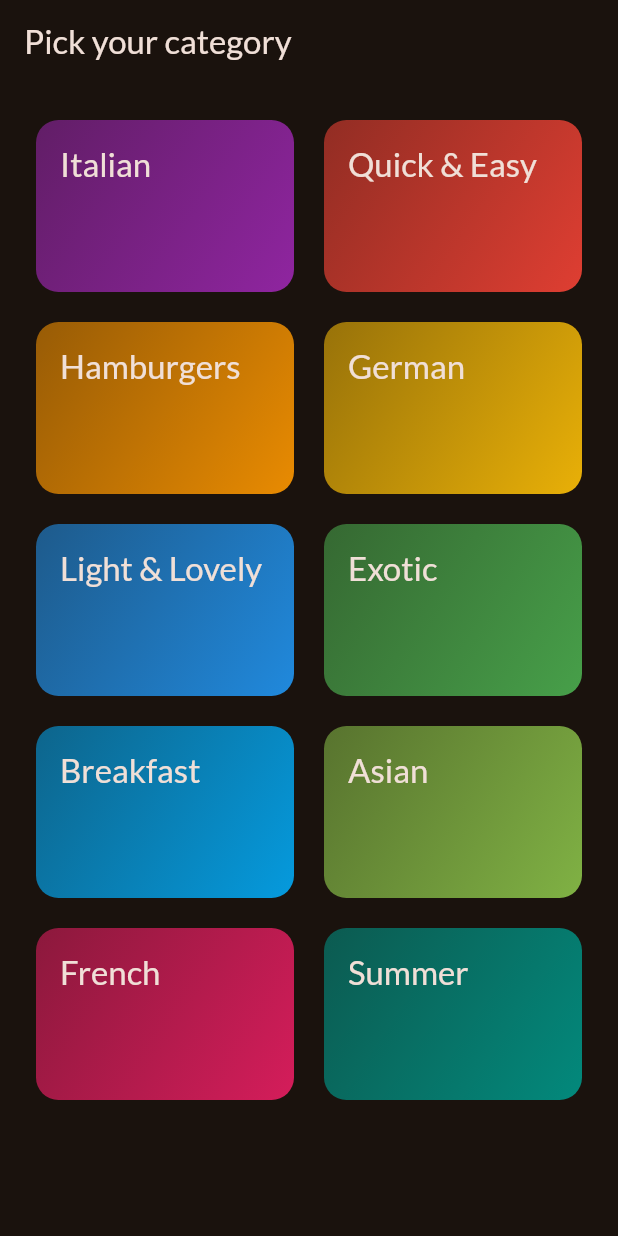
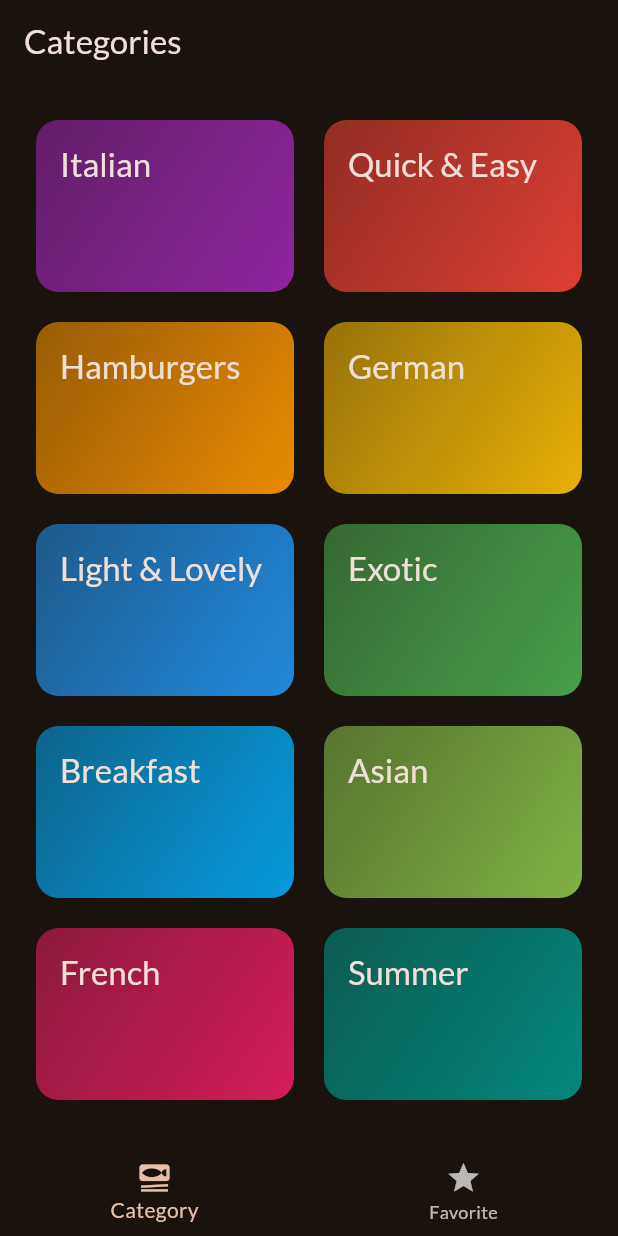
Before and after one commit to hoangminhtran94/meal_apps, a Flutter app: the screen it shows after launch, on a phone screen of 412 x 824 dp. Run offline on Flutter 3.47's test engine with Material 2 defaults, Android fonts, the phone set to English and light mode, and no system bars; our stand-ins replace google_fonts, transparent_image.

Commit message:
added bottom tab bar

```diff
--- a/lib/main.dart
+++ b/lib/main.dart
@@ -2,6 +2,7 @@ import 'package:flutter/material.dart';
 
 import 'package:google_fonts/google_fonts.dart';
 import 'package:meal_apps/screens/categories.dart';
+import 'package:meal_apps/screens/tabs.dart';
 
 final theme = ThemeData(
   useMaterial3: true,
@@ -21,6 +22,6 @@ class App extends StatelessWidget {
 
   @override
   Widget build(BuildContext context) {
-    return MaterialApp(theme: theme, home: const CategoriesScreen());
+    return MaterialApp(theme: theme, home: const TabsScreen());
   }
 }
--- a/lib/screens/categories.dart
+++ b/lib/screens/categories.dart
@@ -19,11 +19,7 @@ class CategoriesScreen extends StatelessWidget {
 
   @override
   Widget build(BuildContext context) {
-    return Scaffold(
-      appBar: AppBar(
-        title: const Text("Pick your category"),
-      ),
-      body: GridView(
+    return GridView(
       padding: const EdgeInsets.all(24),
       gridDelegate: const SliverGridDelegateWithFixedCrossAxisCount(
           crossAxisCount: 2,
@@ -38,7 +34,6 @@ class CategoriesScreen extends StatelessWidget {
                 },
               ))
           .toList(),
-      ),
     );
   }
 }
--- /dev/null
+++ b/lib/screens/tabs.dart
@@ -0,0 +1,49 @@
+import 'package:flutter/material.dart';
+import 'package:meal_apps/screens/categories.dart';
+import 'package:meal_apps/screens/meals.dart';
+
+class TabsScreen extends StatefulWidget {
+  const TabsScreen({super.key});
+
+  @override
+  State<TabsScreen> createState() {
+    return _TabsScreenState();
+  }
+}
+
+class _TabsScreenState extends State<TabsScreen> {
+  int _selectedPageIndex = 0;
+  var _activePageTitle = "Categories";
+  void _selectPage(int index) {
+    var currentPage = index == 1 ? "Your Favorites" : "All Categories";
+    setState(() {
+      _selectedPageIndex = index;
+      _activePageTitle = currentPage;
+    });
+  }
+
+  @override
+  Widget build(BuildContext context) {
+    Widget activePage = const CategoriesScreen();
+    if (_selectedPageIndex == 1) {
+      activePage = const MealsScreen(meals: []);
+    }
+    return Scaffold(
+      appBar: AppBar(
+        title: Text(_activePageTitle),
+      ),
+      body: activePage,
+      bottomNavigationBar: BottomNavigationBar(
+        currentIndex: _selectedPageIndex,
+        onTap: (index) {
+          _selectPage(index);
+        },
+        items: const [
+          BottomNavigationBarItem(
+              icon: Icon(Icons.set_meal), label: "Category"),
+          BottomNavigationBarItem(icon: Icon(Icons.star), label: "Favorite")
+        ],
+      ),
+    );
+  }
+}
```
Also changed, not shown: lib/screens/meals.dart (+6 -3 lines). Lines whose indentation alone changed are shown as unchanged.
